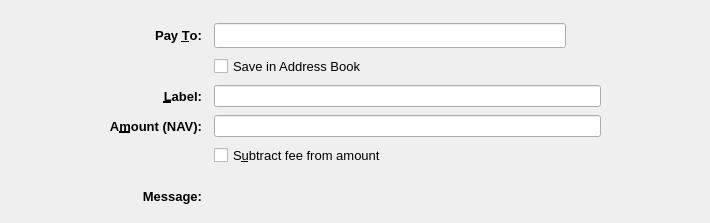
This is src/qt/forms/sendcoinsentry.ui in navcoin/navcoin-core as Qt 5 draws it before an edit. The edited form follows.
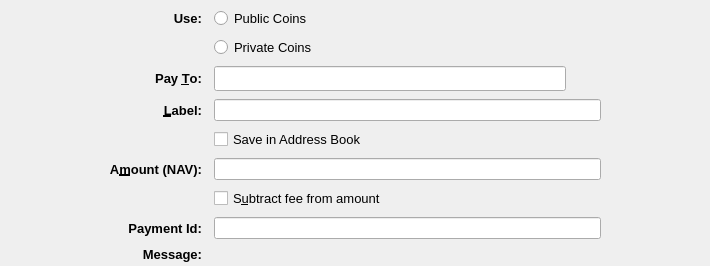
This is the edited form. Icons and pictures are not drawn. Custom widgets are drawn as their Qt base class.

```diff
--- a/src/qt/forms/sendcoinsentry.ui
+++ b/src/qt/forms/sendcoinsentry.ui
@@ -7,7 +7,7 @@
     <x>0</x>
     <y>0</y>
     <width>710</width>
-    <height>223</height>
+    <height>259</height>
    </rect>
   </property>
   <property name="focusPolicy">
@@ -42,40 +42,8 @@
     <property name="verticalSpacing">
      <number>8</number>
     </property>
-    <item row="1" column="0">
-     <spacer name="horizontalSpacer">
-      <property name="orientation">
-       <enum>Qt::Horizontal</enum>
-      </property>
-      <property name="sizeType">
-       <enum>QSizePolicy::Maximum</enum>
-      </property>
-      <property name="sizeHint" stdset="0">
-       <size>
-        <width>100</width>
-        <height>20</height>
-       </size>
-      </property>
-     </spacer>
-    </item>
-    <item row="3" column="2">
-     <widget class="QLineEdit" name="addAsLabel">
-      <property name="sizePolicy">
-       <sizepolicy hsizetype="Expanding" vsizetype="Expanding">
-        <horstretch>0</horstretch>
-        <verstretch>0</verstretch>
-       </sizepolicy>
-      </property>
-      <property name="toolTip">
-       <string>Enter a label for this address to add it to the list of used addresses</string>
-      </property>
-      <property name="styleSheet">
-       <string notr="true"/>
-      </property>
-     </widget>
-    </item>
-    <item row="0" column="2">
-     <spacer name="verticalSpacer">
+    <item row="21" column="3">
+     <spacer name="verticalSpacer_2">
       <property name="orientation">
        <enum>Qt::Vertical</enum>
       </property>
@@ -87,36 +55,7 @@
       </property>
      </spacer>
     </item>
-    <item row="1" column="3">
-     <spacer name="horizontalSpacer_2">
-      <property name="orientation">
-       <enum>Qt::Horizontal</enum>
-      </property>
-      <property name="sizeType">
-       <enum>QSizePolicy::Maximum</enum>
-      </property>
-      <property name="sizeHint" stdset="0">
-       <size>
-        <width>100</width>
-        <height>20</height>
-       </size>
-      </property>
-     </spacer>
-    </item>
-    <item row="12" column="2">
-     <widget class="QLabel" name="messageTextLabel">
-      <property name="toolTip">
-       <string>A message that was attached to the navcoin: URI which will be stored with the transaction for your reference. Note: This message will not be sent over the NavCoin network.</string>
-      </property>
-      <property name="styleSheet">
-       <string notr="true"/>
-      </property>
-      <property name="textFormat">
-       <enum>Qt::PlainText</enum>
-      </property>
-     </widget>
-    </item>
-    <item row="1" column="1">
+    <item row="4" column="1">
      <widget class="QLabel" name="payToLabel">
       <property name="font">
        <font>
@@ -136,7 +75,35 @@
       </property>
      </widget>
     </item>
-    <item row="12" column="1">
+    <item row="18" column="3">
+     <spacer name="verticalSpacer_3">
+      <property name="orientation">
+       <enum>Qt::Vertical</enum>
+      </property>
+      <property name="sizeHint" stdset="0">
+       <size>
+        <width>20</width>
+        <height>40</height>
+       </size>
+      </property>
+     </spacer>
+    </item>
+    <item row="1" column="3">
+     <widget class="QRadioButton" name="sendPublic">
+      <property name="font">
+       <font>
+        <pointsize>10</pointsize>
+       </font>
+      </property>
+      <property name="text">
+       <string>Public Coins</string>
+      </property>
+      <property name="autoRepeat">
+       <bool>false</bool>
+      </property>
+     </widget>
+    </item>
+    <item row="20" column="1">
      <widget class="QLabel" name="messageLabel">
       <property name="font">
        <font>
@@ -153,7 +120,27 @@
       </property>
      </widget>
     </item>
-    <item row="6" column="2">
+    <item row="1" column="1">
+     <widget class="QLabel" name="payToLabel_2">
+      <property name="font">
+       <font>
+        <pointsize>10</pointsize>
+        <weight>75</weight>
+        <bold>true</bold>
+       </font>
+      </property>
+      <property name="text">
+       <string>Use:</string>
+      </property>
+      <property name="alignment">
+       <set>Qt::AlignRight|Qt::AlignTrailing|Qt::AlignVCenter</set>
+      </property>
+      <property name="buddy">
+       <cstring>payTo</cstring>
+      </property>
+     </widget>
+    </item>
+    <item row="12" column="3">
      <layout class="QHBoxLayout" name="horizontalLayoutAmount" stretch="0">
       <item>
        <widget class="NavCoinAmountField" name="payAmount">
@@ -170,27 +157,51 @@
       </item>
      </layout>
     </item>
-    <item row="3" column="1">
-     <widget class="QLabel" name="labellLabel">
+    <item row="4" column="0">
+     <spacer name="horizontalSpacer">
+      <property name="orientation">
+       <enum>Qt::Horizontal</enum>
+      </property>
+      <property name="sizeType">
+       <enum>QSizePolicy::Maximum</enum>
+      </property>
+      <property name="sizeHint" stdset="0">
+       <size>
+        <width>100</width>
+        <height>20</height>
+       </size>
+      </property>
+     </spacer>
+    </item>
+    <item row="4" column="4">
+     <spacer name="horizontalSpacer_2">
+      <property name="orientation">
+       <enum>Qt::Horizontal</enum>
+      </property>
+      <property name="sizeType">
+       <enum>QSizePolicy::Maximum</enum>
+      </property>
+      <property name="sizeHint" stdset="0">
+       <size>
+        <width>100</width>
+        <height>20</height>
+       </size>
+      </property>
+     </spacer>
+    </item>
+    <item row="14" column="3">
+     <widget class="QCheckBox" name="checkboxSubtractFeeFromAmount">
       <property name="font">
        <font>
         <pointsize>10</pointsize>
-        <weight>75</weight>
-        <bold>true</bold>
        </font>
       </property>
       <property name="text">
-       <string>&amp;Label:</string>
-      </property>
-      <property name="alignment">
-       <set>Qt::AlignRight|Qt::AlignTrailing|Qt::AlignVCenter</set>
-      </property>
-      <property name="buddy">
-       <cstring>addAsLabel</cstring>
+       <string>S&amp;ubtract fee from amount</string>
       </property>
      </widget>
     </item>
-    <item row="1" column="2">
+    <item row="4" column="3">
      <layout class="QHBoxLayout" name="payToLayout">
       <property name="spacing">
        <number>0</number>
@@ -255,32 +266,36 @@
       </item>
      </layout>
     </item>
-    <item row="10" column="2">
-     <spacer name="verticalSpacer_3">
-      <property name="orientation">
-       <enum>Qt::Vertical</enum>
+    <item row="7" column="3">
+     <widget class="QLineEdit" name="addAsLabel">
+      <property name="sizePolicy">
+       <sizepolicy hsizetype="Expanding" vsizetype="Expanding">
+        <horstretch>0</horstretch>
+        <verstretch>0</verstretch>
+       </sizepolicy>
       </property>
-      <property name="sizeHint" stdset="0">
-       <size>
-        <width>20</width>
-        <height>40</height>
-       </size>
+      <property name="toolTip">
+       <string>Enter a label for this address to add it to the list of used addresses</string>
       </property>
-     </spacer>
+      <property name="styleSheet">
+       <string notr="true"/>
+      </property>
+     </widget>
     </item>
-    <item row="2" column="2">
-     <widget class="QCheckBox" name="addressBookCheckBox">
-      <property name="font">
-       <font>
-        <pointsize>10</pointsize>
-       </font>
+    <item row="20" column="3">
+     <widget class="QLabel" name="messageTextLabel">
+      <property name="toolTip">
+       <string>A message that was attached to the navcoin: URI which will be stored with the transaction for your reference. Note: This message will not be sent over the NavCoin network.</string>
       </property>
-      <property name="text">
-       <string>Save in Address Book</string>
+      <property name="styleSheet">
+       <string notr="true"/>
       </property>
+      <property name="textFormat">
+       <enum>Qt::PlainText</enum>
+      </property>
      </widget>
     </item>
-    <item row="6" column="1">
+    <item row="12" column="1">
      <widget class="QLabel" name="amountLabel">
       <property name="font">
        <font>
@@ -300,8 +315,20 @@
       </property>
      </widget>
     </item>
-    <item row="13" column="2">
-     <spacer name="verticalSpacer_2">
+    <item row="2" column="3">
+     <widget class="QRadioButton" name="sendPrivate">
+      <property name="font">
+       <font>
+        <pointsize>10</pointsize>
+       </font>
+      </property>
+      <property name="text">
+       <string>Private Coins</string>
+      </property>
+     </widget>
+    </item>
+    <item row="0" column="3">
+     <spacer name="verticalSpacer">
       <property name="orientation">
        <enum>Qt::Vertical</enum>
       </property>
@@ -313,18 +340,68 @@
       </property>
      </spacer>
     </item>
-    <item row="7" column="2">
-     <widget class="QCheckBox" name="checkboxSubtractFeeFromAmount">
+    <item row="7" column="1">
+     <widget class="QLabel" name="labellLabel">
       <property name="font">
        <font>
         <pointsize>10</pointsize>
+        <weight>75</weight>
+        <bold>true</bold>
        </font>
       </property>
-      <property name="toolTip">
-       <string>The fee will be deducted from the amount being sent. The recipient will receive less navcoins than you enter in the amount field. If multiple recipients are selected, the fee is split equally.</string>
+      <property name="text">
+       <string>&amp;Label:</string>
       </property>
+      <property name="alignment">
+       <set>Qt::AlignRight|Qt::AlignTrailing|Qt::AlignVCenter</set>
+      </property>
+      <property name="buddy">
+       <cstring>addAsLabel</cstring>
+      </property>
+     </widget>
+    </item>
+    <item row="8" column="3">
+     <widget class="QCheckBox" name="addressBookCheckBox">
+      <property name="font">
+       <font>
+        <pointsize>10</pointsize>
+       </font>
+      </property>
       <property name="text">
-       <string>S&amp;ubtract fee from amount</string>
+       <string>Save in Address Book</string>
+      </property>
+     </widget>
+    </item>
+    <item row="15" column="3">
+     <widget class="QLineEdit" name="paymentID">
+      <property name="sizePolicy">
+       <sizepolicy hsizetype="Expanding" vsizetype="Expanding">
+        <horstretch>0</horstretch>
+        <verstretch>0</verstretch>
+       </sizepolicy>
+      </property>
+      <property name="styleSheet">
+       <string notr="true"/>
+      </property>
+     </widget>
+    </item>
+    <item row="15" column="1">
+     <widget class="QLabel" name="paymentIDLabel">
+      <property name="font">
+       <font>
+        <pointsize>10</pointsize>
+        <weight>75</weight>
+        <bold>true</bold>
+       </font>
+      </property>
+      <property name="text">
+       <string>Payment Id:</string>
+      </property>
+      <property name="alignment">
+       <set>Qt::AlignRight|Qt::AlignTrailing|Qt::AlignVCenter</set>
+      </property>
+      <property name="buddy">
+       <cstring>payAmount</cstring>
       </property>
      </widget>
     </item>
```
Left out of the diff: 13 changed lines with no effect on the pictures.
